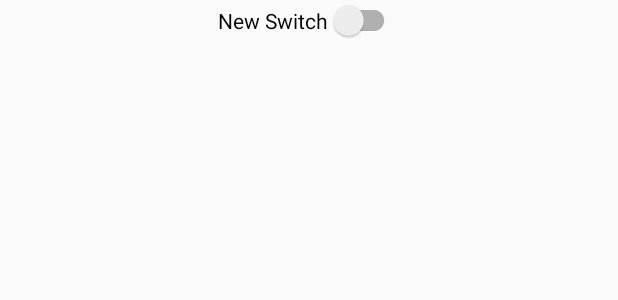
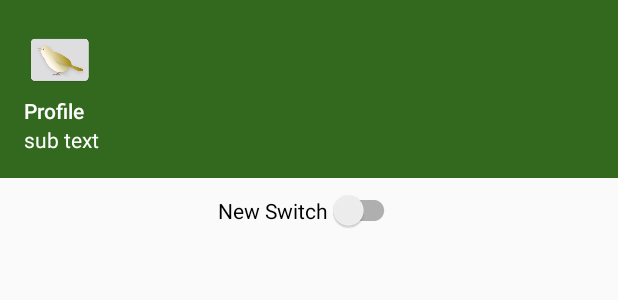
Before and after one commit to kimikage/uguisuan, an Android app: the layout drawer_main.xml on its own in the app's theme, with its tools: preview values and no code run, on a phone screen of 412 x 824 dp. Shown: the top 300 px of the screen. Run offline under Robolectric (Android 15) with nearby library versions, the phone set to English and light mode, and no system bars.

```diff
--- a/app/src/main/res/layout/drawer_main.xml
+++ b/app/src/main/res/layout/drawer_main.xml
@@ -4,7 +4,51 @@
     android:orientation="vertical"
     xmlns:tools="http://schemas.android.com/tools"
     tools:context="com.github.kimikage.uguisuan.NavigationDrawerFragment"
-    android:background="@color/background_material_light">
+    android:background="@color/background">
+
+    <GridLayout
+        android:theme="@style/AppTheme.Dark"
+        android:layout_width="match_parent"
+        android:layout_height="wrap_content"
+        android:clickable="false"
+        android:background="@color/primary_dark"
+        android:columnCount="3"
+        android:rowCount="3"
+        android:padding="@dimen/navigation_drawer_padding"
+        android:layout_marginBottom="@dimen/navigation_drawer_space">
+
+        <ImageView
+            android:layout_width="48dp"
+            android:layout_height="48dp"
+            android:id="@+id/imageView"
+            android:layout_row="0"
+            android:layout_column="0"
+            android:src="@mipmap/ic_launcher"
+            android:contentDescription="Icon" />
+
+        <TextView
+            android:layout_width="wrap_content"
+            android:layout_height="wrap_content"
+            android:textAppearance="@style/Base.TextAppearance.AppCompat.Body2"
+            android:text="Profile"
+            android:layout_row="1"
+            android:layout_column="0"
+            android:layout_columnSpan="3"
+            android:id="@+id/profile"
+            android:singleLine="true" />
+
+        <TextView
+            android:layout_width="wrap_content"
+            android:layout_height="wrap_content"
+            android:textAppearance="@style/Base.TextAppearance.AppCompat.Body1"
+            android:layout_row="2"
+            android:layout_column="0"
+            android:layout_columnSpan="3"
+            android:text="sub text"
+            android:id="@+id/sub"
+            android:singleLine="true" />
+
+    </GridLayout>
 
     <ListView xmlns:android="http://schemas.android.com/apk/res/android"
         android:id="@+id/drawer_list"
--- a/app/src/main/res/values/colors.xml
+++ b/app/src/main/res/values/colors.xml
@@ -1,5 +1,8 @@
 <resources>
     <color name="primary">#558b2f</color>
-    <color name="primary_dark">#33691E</color>
+    <color name="primary_dark">#33691e</color>
     <color name="accent">#795548</color>
+    <color name="background">#fafafa</color>
+    <color name="fading">#33000000</color>
+    <color name="text_primary_dark">#ffffff</color>
 </resources>
--- a/app/src/main/res/values/dimens.xml
+++ b/app/src/main/res/values/dimens.xml
@@ -5,5 +5,8 @@
 
     <!-- Per the design guidelines, navigation drawers should be between 240dp and 320dp:
          https://developer.android.com/design/patterns/navigation-drawer.html -->
-    <dimen name="navigation_drawer_width">240dp</dimen>
+    <dimen name="navigation_drawer_width">300dp</dimen>
+
+    <dimen name="navigation_drawer_padding">16dp</dimen>
+    <dimen name="navigation_drawer_space">8dp</dimen>
 </resources>
--- a/app/src/main/res/values/styles.xml
+++ b/app/src/main/res/values/styles.xml
@@ -1,9 +1,14 @@
 <?xml version="1.0" encoding="utf-8"?>
 <resources>
 
-    <style name="AppTheme" parent="Theme.AppCompat.Light.DarkActionBar">
+    <style name="AppTheme" parent="Theme.AppCompat.Light.NoActionBar">
         <item name="colorAccent">@color/accent</item>
         <item name="colorPrimary">@color/primary</item>
         <item name="colorPrimaryDark">@color/primary_dark</item>
     </style>
+
+    <style name="AppTheme.Dark">
+        <item name="android:textColorPrimary">@color/text_primary_dark</item>
+    </style>
+
 </resources>
```
Also changed, not shown: app/src/main/java/com/github/kimikage/uguisuan/MainActivity.java (+30 -29 lines), app/src/main/java/com/github/kimikage/uguisuan/NavigationDrawerFragment.java (+17 -40 lines), app/src/main/res/layout/activity_main.xml (+20 -5 lines), app/src/main/res/drawable-hdpi/ic_drawer.png (deleted), app/src/main/res/drawable-hdpi/ic_menu_white_24dp.png (added), app/src/main/res/drawable-mdpi/ic_drawer.png (deleted), app/src/main/res/drawable-mdpi/ic_menu_white_24dp.png (added), app/src/main/res/drawable-xhdpi/ic_drawer.png (deleted), app/src/main/res/drawable-xhdpi/ic_menu_white_24dp.png (added), app/src/main/res/drawable-xxhdpi/ic_drawer.png (deleted), app/src/main/res/drawable-xxhdpi/ic_menu_white_24dp.png (added), app/src/main/res/drawable-xxxhdpi/ic_menu_white_24dp.png (added), 1 other file.
